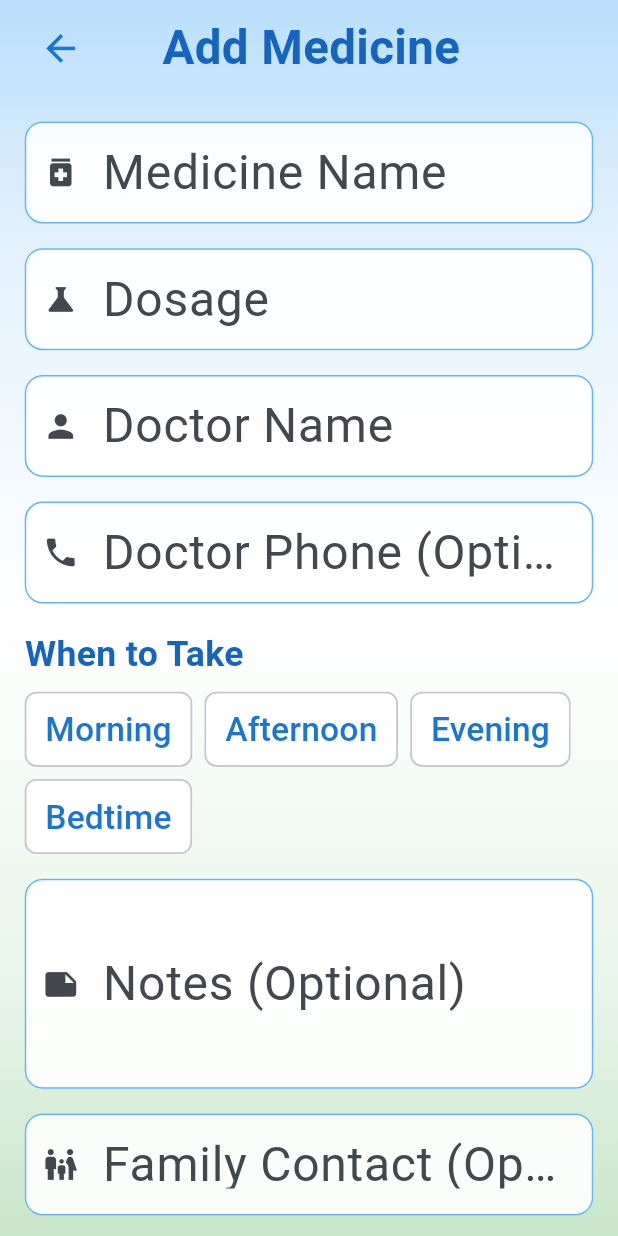
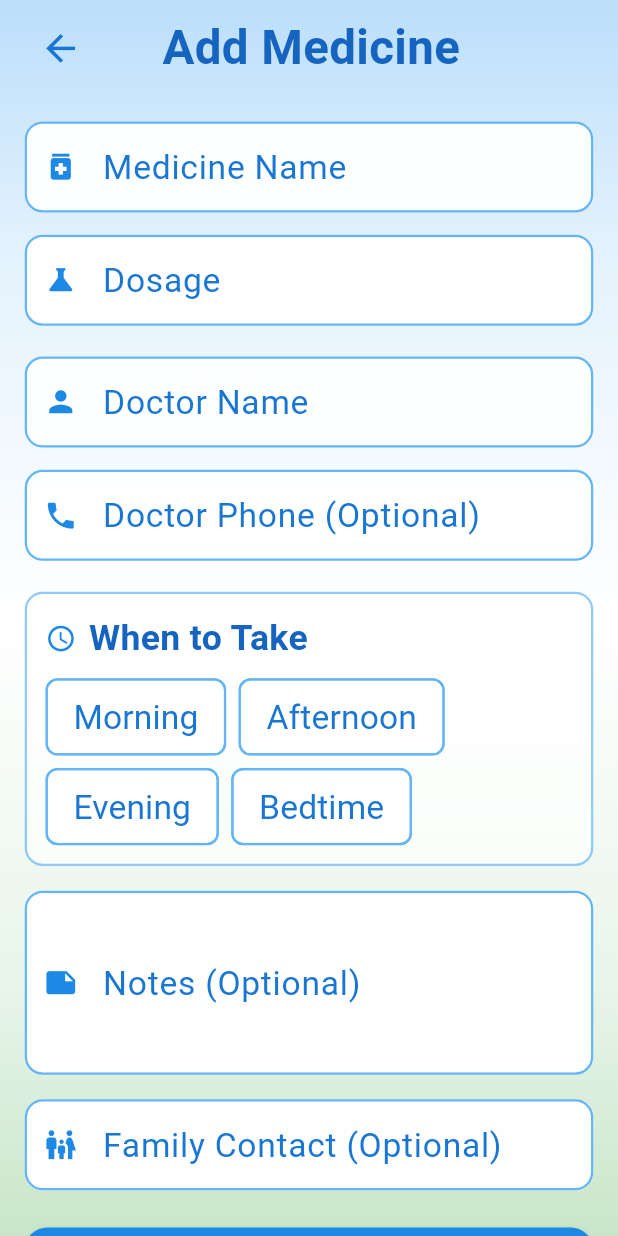
Before and after one commit to aapin1/Pebl-Senior-Assist-App-, a Flutter app: the AddEditMedicineScreen screen opened directly with empty values, on a phone screen of 412 x 824 dp. Run offline on Flutter 3.47's test engine with Material 3 defaults, Android fonts, the light colour scheme and no system bars; our stand-ins replace flutter_dotenv, flutter_tts, google_mobile_ads, shared_preferences, speech_to_text; accounts and stored records are empty.

Commit message:
Improve medicine form UI - cleaner, more consistent
Changes:
- Consistent text field sizing with proper padding
- Better visual grouping with adjusted spacing
- Time selection in bordered container with icon
- Changed to ChoiceChip for clearer selection state
- Improved label and hint text styling
- Better error state borders
- Multi-line fields properly sized (notes field)
- Shorter error messages ('Required' instead of long text)
- More polished, less clunky overall feel

```diff
--- a/lib/screens/add_edit_medicine_screen.dart
+++ b/lib/screens/add_edit_medicine_screen.dart
@@ -238,7 +238,7 @@ class _AddEditMedicineScreenState extends State<AddEditMedicineScreen> {
                               screenHeight: screenHeight,
                             ),
 
-                            SizedBox(height: screenHeight * 0.02),
+                            SizedBox(height: screenHeight * 0.018),
 
                             // Dosage field
                             _buildTextField(
@@ -251,7 +251,7 @@ class _AddEditMedicineScreenState extends State<AddEditMedicineScreen> {
                               screenHeight: screenHeight,
                             ),
 
-                            SizedBox(height: screenHeight * 0.02),
+                            SizedBox(height: screenHeight * 0.025),
 
                             // Doctor Name field
                             _buildTextField(
@@ -264,7 +264,7 @@ class _AddEditMedicineScreenState extends State<AddEditMedicineScreen> {
                               screenHeight: screenHeight,
                             ),
 
-                            SizedBox(height: screenHeight * 0.02),
+                            SizedBox(height: screenHeight * 0.018),
 
                             // Doctor Phone field (optional)
                             _buildTextField(
@@ -278,9 +278,30 @@ class _AddEditMedicineScreenState extends State<AddEditMedicineScreen> {
                               screenHeight: screenHeight,
                             ),
 
-                            SizedBox(height: screenHeight * 0.02),
+                            SizedBox(height: screenHeight * 0.025),
 
                             // When to take section
+                            Container(
+                              padding: EdgeInsets.all(screenWidth * 0.03),
+                              decoration: BoxDecoration(
+                                color: Colors.white.withOpacity(0.7),
+                                borderRadius: BorderRadius.circular(12),
+                                border: Border.all(
+                                  color: Colors.blue.shade200,
+                                  width: 1.5,
+                                ),
+                              ),
+                              child: Column(
+                                crossAxisAlignment: CrossAxisAlignment.start,
+                                children: [
+                                  Row(
+                                    children: [
+                                      Icon(
+                                        Icons.schedule,
+                                        size: screenHeight * 0.025,
+                                        color: Colors.blue.shade600,
+                                      ),
+                                      SizedBox(width: screenWidth * 0.02),
                                       Text(
                                         'When to Take',
                                         style: TextStyle(
@@ -289,8 +310,10 @@ class _AddEditMedicineScreenState extends State<AddEditMedicineScreen> {
                                           color: Colors.blue.shade800,
                                         ),
                                       ),
+                                    ],
+                                  ),
 
-                            SizedBox(height: screenHeight * 0.01),
+                                  SizedBox(height: screenHeight * 0.012),
 
                                   // Time selection chips
                                   Wrap(
@@ -298,11 +321,12 @@ class _AddEditMedicineScreenState extends State<AddEditMedicineScreen> {
                                     runSpacing: screenHeight * 0.01,
                                     children: _timeOptions.map((time) {
                                       final isSelected = _selectedTimes.contains(time);
-                                return FilterChip(
+                                      return ChoiceChip(
                                         label: Text(
                                           time,
                                           style: TextStyle(
                                             fontSize: baseTextSize * 0.85 * widget.accessibilityService.textSizeMultiplier,
+                                            fontWeight: isSelected ? FontWeight.bold : FontWeight.normal,
                                             color: isSelected ? Colors.white : Colors.blue.shade700,
                                           ),
                                         ),
@@ -317,9 +341,20 @@ class _AddEditMedicineScreenState extends State<AddEditMedicineScreen> {
                                           });
                                         },
                                         selectedColor: Colors.blue.shade600,
-                                  checkmarkColor: Colors.white,
+                                        backgroundColor: Colors.white,
+                                        side: BorderSide(
+                                          color: isSelected ? Colors.blue.shade600 : Colors.blue.shade300,
+                                          width: 1.5,
+                                        ),
+                                        padding: EdgeInsets.symmetric(
+                                          horizontal: screenWidth * 0.03,
+                                          vertical: screenHeight * 0.01,
+                                        ),
                                       );
                                     }).toList(),
+                                  ),
+                                ],
+                              ),
                             ),
 
                             SizedBox(height: screenHeight * 0.02),
@@ -406,32 +441,58 @@ class _AddEditMedicineScreenState extends State<AddEditMedicineScreen> {
       controller: controller,
       keyboardType: keyboardType,
       maxLines: maxLines,
+      minLines: maxLines > 1 ? 3 : 1,
       style: TextStyle(
         fontSize: baseTextSize * 0.9 * widget.accessibilityService.textSizeMultiplier,
+        height: 1.3,
       ),
       decoration: InputDecoration(
         labelText: label,
+        labelStyle: TextStyle(
+          fontSize: baseTextSize * 0.85 * widget.accessibilityService.textSizeMultiplier,
+          color: Colors.blue.shade700,
+        ),
         hintText: hint,
-        prefixIcon: Icon(icon, size: screenHeight * 0.03),
+        hintStyle: TextStyle(
+          fontSize: baseTextSize * 0.8 * widget.accessibilityService.textSizeMultiplier,
+          color: Colors.grey.shade400,
+        ),
+        prefixIcon: Icon(
+          icon,
+          size: screenHeight * 0.028,
+          color: Colors.blue.shade600,
+        ),
         border: OutlineInputBorder(
           borderRadius: BorderRadius.circular(12),
-          borderSide: BorderSide(color: Colors.blue.shade300),
+          borderSide: BorderSide(color: Colors.blue.shade300, width: 1.5),
         ),
         enabledBorder: OutlineInputBorder(
           borderRadius: BorderRadius.circular(12),
-          borderSide: BorderSide(color: Colors.blue.shade300),
+          borderSide: BorderSide(color: Colors.blue.shade300, width: 1.5),
         ),
         focusedBorder: OutlineInputBorder(
           borderRadius: BorderRadius.circular(12),
           borderSide: BorderSide(color: Colors.blue.shade600, width: 2),
         ),
+        errorBorder: OutlineInputBorder(
+          borderRadius: BorderRadius.circular(12),
+          borderSide: BorderSide(color: Colors.red.shade400, width: 1.5),
+        ),
+        focusedErrorBorder: OutlineInputBorder(
+          borderRadius: BorderRadius.circular(12),
+          borderSide: BorderSide(color: Colors.red.shade600, width: 2),
+        ),
         filled: true,
-        fillColor: Colors.white.withOpacity(0.9),
+        fillColor: Colors.white.withOpacity(0.95),
+        contentPadding: EdgeInsets.symmetric(
+          horizontal: screenHeight * 0.02,
+          vertical: screenHeight * 0.018,
+        ),
       ),
       validator: required
           ? (value) {
               if (value == null || value.trim().isEmpty) {
-                return 'This field is required';
+                return 'Required';
               }
               return null;
             }
```
Lines whose indentation alone changed are shown as unchanged.
